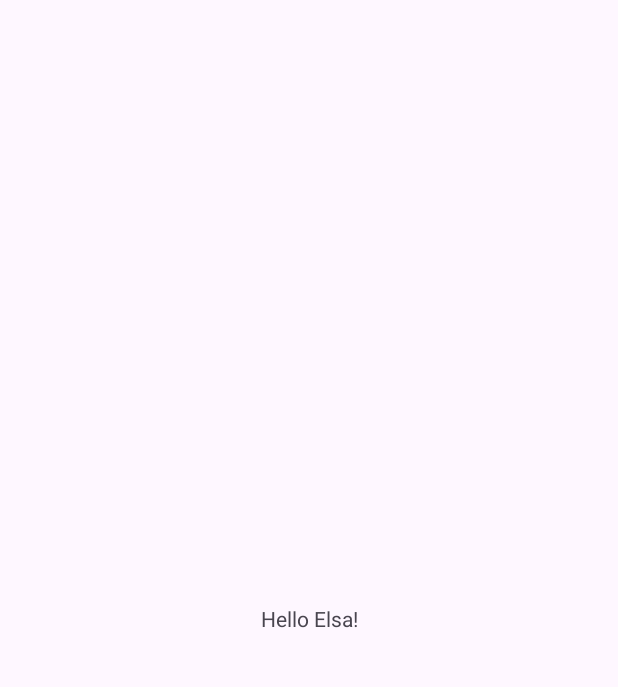
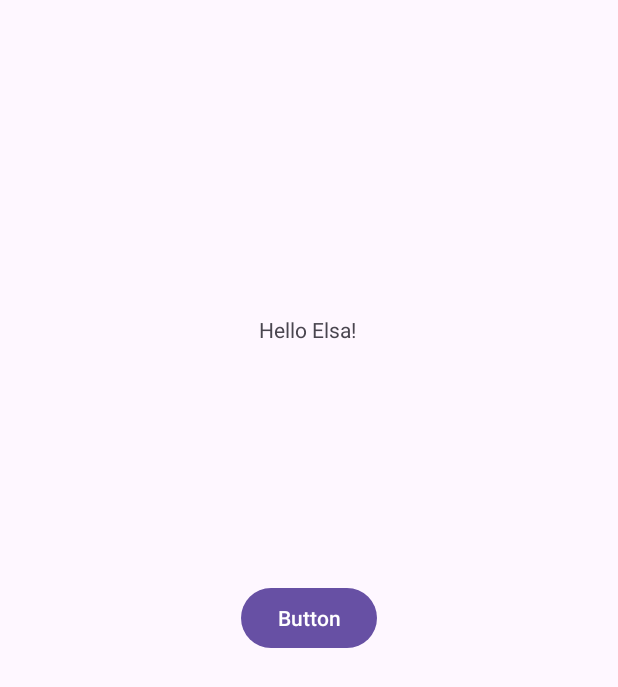
Before and after one commit to Liana806/Coba-Git-elvico, an Android app: the screen it shows after launch (MainActivity), on a phone screen of 412 x 824 dp. Before the commit the part shown is almost empty. Shown: the top 687 px of the screen. Run offline under Robolectric (Android 15) with nearby library versions, the phone set to English and light mode, and no system bars.

Commit message:
Initial Comit button

```diff
--- a/app/src/main/java/com/example/mytestinggit/MainActivity.java
+++ b/app/src/main/java/com/example/mytestinggit/MainActivity.java
@@ -1,6 +1,9 @@
 package com.example.mytestinggit;
 
 import android.os.Bundle;
+import android.view.View;
+import android.widget.Button;
+import android.widget.Toast;
 
 import androidx.activity.EdgeToEdge;
 import androidx.appcompat.app.AppCompatActivity;
@@ -9,16 +12,27 @@ import androidx.core.view.ViewCompat;
 import androidx.core.view.WindowInsetsCompat;
 
 public class MainActivity extends AppCompatActivity {
-
+    private Button button2;
     @Override
     protected void onCreate(Bundle savedInstanceState) {
         super.onCreate(savedInstanceState);
-        EdgeToEdge.enable(this);
         setContentView(R.layout.activity_main);
-        ViewCompat.setOnApplyWindowInsetsListener(findViewById(R.id.main), (v, insets) -> {
-            Insets systemBars = insets.getInsets(WindowInsetsCompat.Type.systemBars());
-            v.setPadding(systemBars.left, systemBars.top, systemBars.right, systemBars.bottom);
-            return insets;
+
+        button2=findViewById(R.id.button2);
+        button2.setOnClickListener(new View.OnClickListener() {
+            @Override
+            public void onClick(View view) {
+                Toast.makeText(MainActivity.this, "Button clicked",Toast.LENGTH_SHORT).show();
+            }
         });
+
+//            Button button2 = findViewById(R.id.button2);
+//            button2.setOnClickListener(new View.OnClickListener() {
+//                @Override
+//                public void onClick(View view) {
+//                    Toast.makeText(MainActivity.this, "Button clicked",Toast.LENGTH_SHORT).show();
+//                    // Do something in response to button click
+//                }
+//            });
+        };
     }
-}
--- a/app/src/main/res/layout/activity_main.xml
+++ b/app/src/main/res/layout/activity_main.xml
@@ -8,12 +8,26 @@
     tools:context=".MainActivity">
 
     <TextView
+        android:id="@+id/textView"
         android:layout_width="wrap_content"
         android:layout_height="wrap_content"
         android:text="Hello Elsa!"
         app:layout_constraintBottom_toBottomOf="parent"
         app:layout_constraintEnd_toEndOf="parent"
+        app:layout_constraintHorizontal_bias="0.498"
+        app:layout_constraintStart_toStartOf="parent"
+        app:layout_constraintTop_toTopOf="parent"
+        app:layout_constraintVertical_bias="0.261" />
+
+    <Button
+        android:id="@+id/button2"
+        android:layout_width="wrap_content"
+        android:layout_height="wrap_content"
+        android:text="Button"
+        app:layout_constraintBottom_toBottomOf="parent"
+        app:layout_constraintEnd_toEndOf="parent"
         app:layout_constraintStart_toStartOf="parent"
         app:layout_constraintTop_toTopOf="parent" />
 
+
 </androidx.constraintlayout.widget.ConstraintLayout>
```
